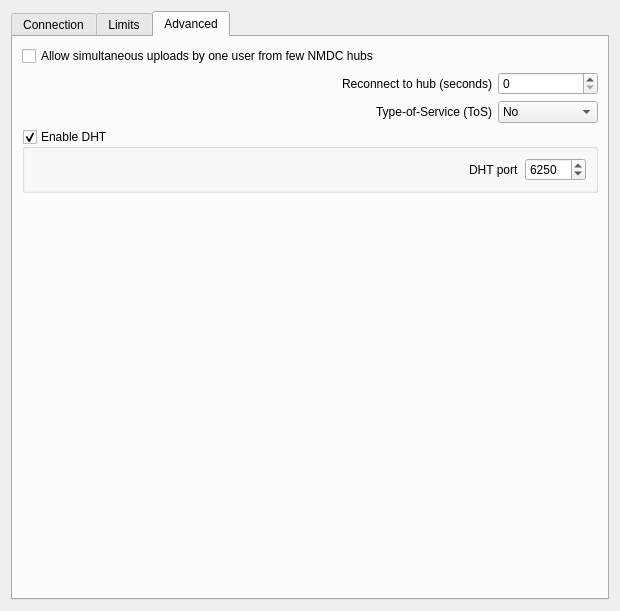
eiskaltdcpp/eiskaltdcpp, file eiskaltdcpp-qt/ui/UISettingsConnection.ui: the form before one commit.
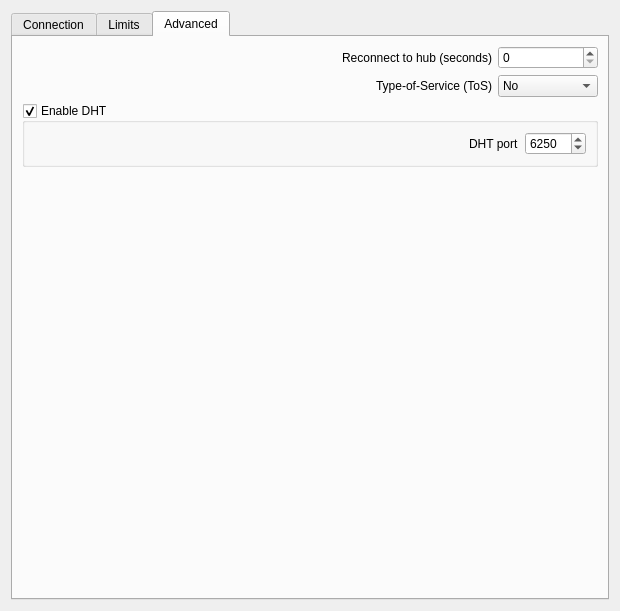
The form after the commit. The open tabs and pages were chosen to show the change. Custom widgets are drawn as their Qt base class.

Commit message:
EiskaltDC++ Qt: * ALLOW_SIM_UPLOADS option was moved to more correct place.
Core:
* Default value of ALLOW_SIM_UPLOADS option was changed.

```diff
--- a/eiskaltdcpp-qt/ui/UISettingsConnection.ui
+++ b/eiskaltdcpp-qt/ui/UISettingsConnection.ui
@@ -765,13 +765,6 @@
        <string>Advanced</string>
       </attribute>
       <layout class="QVBoxLayout" name="verticalLayout_5">
-       <item>
-        <widget class="QCheckBox" name="checkBox_ALLOW_SIM_UPLOADS">
-         <property name="text">
-          <string>Allow simultaneous uploads by one user from few NMDC hubs</string>
-         </property>
-        </widget>
-       </item>
        <item>
         <layout class="QGridLayout" name="gridLayout_11">
          <item row="0" column="0">
```
The commit also changes 4 other files.
